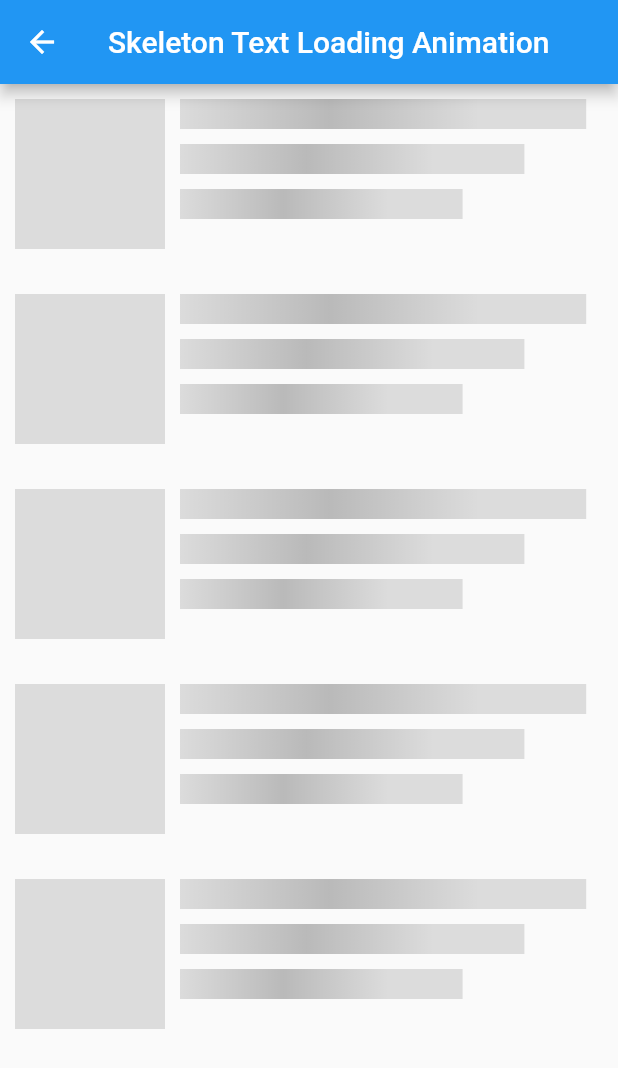
After one commit to munashif-muhsin/flutter-tryouts, a Flutter app: the SkeleTonText screen opened directly, on a phone screen of 412 x 824 dp. The commit adds this screen. Shown: the top 1068 px of the screen. Run offline on Flutter 3.47's test engine with Material 2 defaults, Android fonts, the phone set to English and light mode, and no system bars.

Commit message:
skeleton text animation

```diff
--- a/lib/home_list_data.dart
+++ b/lib/home_list_data.dart
@@ -1,9 +1,15 @@
 import 'package:tryouts/pages/reflectly/reflectly.dart';
+import 'package:tryouts/pages/skeleton_text/skeleton_text.dart';
 
 List<Map<String, dynamic>> exampleData = [
   {
     'name': 'reflectly',
     'displayText': 'Reflectly Inspired Slideshow',
     'page': ReflectlyPage()
+  },
+   {
+    'name': 'skeleton_text',
+    'displayText': 'Skeleton Text Loading Animation',
+    'page': SkeleTonText()
   }
 ];
--- /dev/null
+++ b/lib/pages/skeleton_text/skeleton_text.dart
@@ -0,0 +1,102 @@
+import 'package:flutter/material.dart';
+
+class SkeleTonText extends StatefulWidget {
+  @override
+  _SkeleTonTextState createState() => _SkeleTonTextState();
+}
+
+class _SkeleTonTextState extends State<SkeleTonText>
+    with SingleTickerProviderStateMixin {
+  AnimationController _controller;
+
+  Animation gradientPosition;
+
+  Widget _buildAnimatedSkeletenText(double width, double height) {
+    return Container(
+      margin: EdgeInsets.only(bottom: 10),
+      width: width,
+      height: height,
+      decoration: BoxDecoration(
+        gradient: LinearGradient(
+            begin: Alignment(gradientPosition.value, 0),
+            end: Alignment(-1, 0),
+            colors: [Colors.black12, Colors.black26, Colors.black12]),
+      ),
+    );
+  }
+
+  Widget _buildListItem() {
+    return Container(
+      height: 110,
+      margin: EdgeInsets.symmetric(horizontal: 10.0, vertical: 10.0),
+      child: Row(
+        crossAxisAlignment: CrossAxisAlignment.start,
+        children: <Widget>[
+          Container(
+            color: Colors.black12,
+            height: 100,
+            width: 100,
+          ),
+          Padding(
+            padding: EdgeInsets.only(left: 10.0),
+            child: Column(
+              crossAxisAlignment: CrossAxisAlignment.start,
+              children: <Widget>[
+                _buildAnimatedSkeletenText(
+                    (MediaQuery.of(context).size.width * 0.9) - 100, 20),
+                _buildAnimatedSkeletenText(
+                    (MediaQuery.of(context).size.width * 0.8) - 100, 20),
+                _buildAnimatedSkeletenText(
+                    (MediaQuery.of(context).size.width * 0.7) - 100, 20),
+              ],
+            ),
+          ),
+        ],
+      ),
+    );
+  }
+
+  _buildList() {
+    List<Widget> list = [];
+    int count = 5;
+    for (var i = 0; i < count; i++) {
+      list.add(_buildListItem());
+    }
+    return list;
+  }
+
+  @override
+  void initState() {
+    super.initState();
+    _controller = AnimationController(
+      duration: Duration(milliseconds: 1500),
+      vsync: this,
+    );
+    gradientPosition = Tween<double>(
+      begin: -3,
+      end: 10,
+    ).animate(CurvedAnimation(parent: _controller, curve: Curves.linear))
+      ..addListener(() {
+        setState(() {});
+      });
+    _controller.repeat();
+  }
+
+  @override
+  void dispose() {
+    super.dispose();
+    _controller.dispose();
+  }
+
+  @override
+  Widget build(BuildContext context) {
+    return Scaffold(
+      appBar: AppBar(
+        title: Text('Skeleton Text Loading Animation'),
+      ),
+      body: ListView(
+        children: _buildList(),
+      ),
+    );
+  }
+}
```
